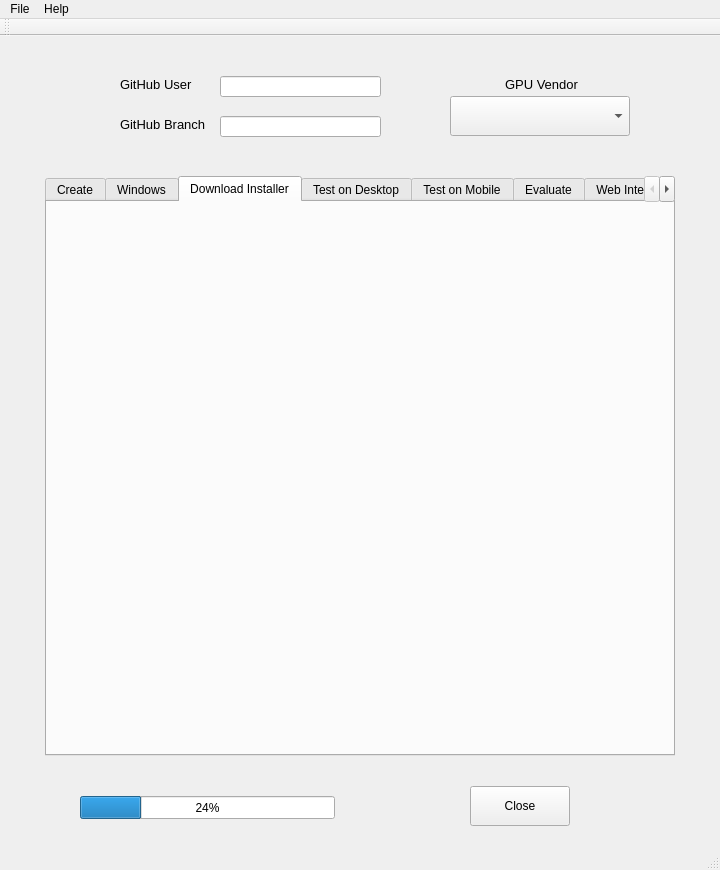
Old version of the form tools/nitpick/ui/Nitpick.ui in the repository NissimHadar/hifi.
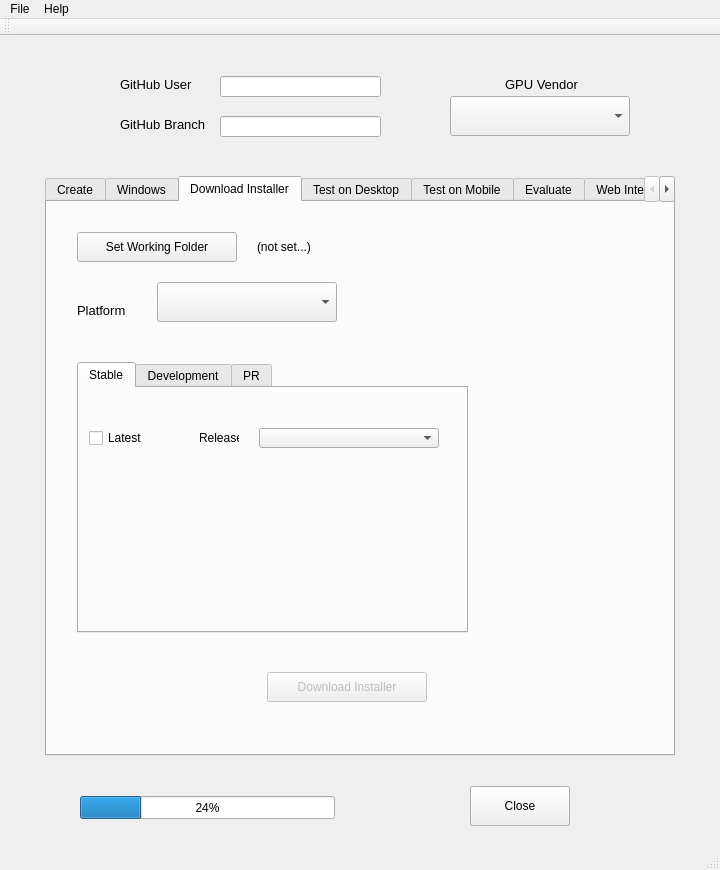
New version of the form. The open tabs and pages were chosen to show the change.

Patch:
```diff
--- a/tools/nitpick/ui/Nitpick.ui
+++ b/tools/nitpick/ui/Nitpick.ui
@@ -192,6 +192,219 @@
      <attribute name="title">
       <string>Download Installer</string>
      </attribute>
+     <widget class="QComboBox" name="platformComboBox">
+      <property name="geometry">
+       <rect>
+        <x>110</x>
+        <y>80</y>
+        <width>180</width>
+        <height>40</height>
+       </rect>
+      </property>
+      <property name="font">
+       <font>
+        <pointsize>14</pointsize>
+       </font>
+      </property>
+     </widget>
+     <widget class="QLabel" name="label_6">
+      <property name="geometry">
+       <rect>
+        <x>30</x>
+        <y>100</y>
+        <width>50</width>
+        <height>16</height>
+       </rect>
+      </property>
+      <property name="font">
+       <font>
+        <pointsize>10</pointsize>
+       </font>
+      </property>
+      <property name="text">
+       <string>Platform</string>
+      </property>
+     </widget>
+     <widget class="QTabWidget" name="tabWidget_2">
+      <property name="geometry">
+       <rect>
+        <x>30</x>
+        <y>160</y>
+        <width>391</width>
+        <height>271</height>
+       </rect>
+      </property>
+      <property name="currentIndex">
+       <number>0</number>
+      </property>
+      <widget class="QWidget" name="tab_7">
+       <attribute name="title">
+        <string>Stable</string>
+       </attribute>
+       <widget class="QCheckBox" name="latestStableCheckBox">
+        <property name="geometry">
+         <rect>
+          <x>10</x>
+          <y>40</y>
+          <width>70</width>
+          <height>20</height>
+         </rect>
+        </property>
+        <property name="text">
+         <string>Latest</string>
+        </property>
+       </widget>
+       <widget class="QLabel" name="workingFolderLabel_8">
+        <property name="geometry">
+         <rect>
+          <x>120</x>
+          <y>40</y>
+          <width>40</width>
+          <height>20</height>
+         </rect>
+        </property>
+        <property name="text">
+         <string>Release</string>
+        </property>
+       </widget>
+       <widget class="QComboBox" name="releaseComboBox">
+        <property name="geometry">
+         <rect>
+          <x>180</x>
+          <y>40</y>
+          <width>180</width>
+          <height>20</height>
+         </rect>
+        </property>
+        <property name="font">
+         <font>
+          <pointsize>14</pointsize>
+         </font>
+        </property>
+       </widget>
+      </widget>
+      <widget class="QWidget" name="tab_9">
+       <attribute name="title">
+        <string>Development</string>
+       </attribute>
+       <widget class="QComboBox" name="buildComboBox">
+        <property name="geometry">
+         <rect>
+          <x>180</x>
+          <y>40</y>
+          <width>180</width>
+          <height>20</height>
+         </rect>
+        </property>
+        <property name="font">
+         <font>
+          <pointsize>14</pointsize>
+         </font>
+        </property>
+       </widget>
+       <widget class="QCheckBox" name="latestBuildCheckBox">
+        <property name="geometry">
+         <rect>
+          <x>10</x>
+          <y>40</y>
+          <width>70</width>
+          <height>20</height>
+         </rect>
+        </property>
+        <property name="text">
+         <string>Latest</string>
+        </property>
+       </widget>
+       <widget class="QLabel" name="workingFolderLabel_9">
+        <property name="geometry">
+         <rect>
+          <x>120</x>
+          <y>40</y>
+          <width>40</width>
+          <height>20</height>
+         </rect>
+        </property>
+        <property name="text">
+         <string>Build</string>
+        </property>
+       </widget>
+      </widget>
+      <widget class="QWidget" name="tab_8">
+       <attribute name="title">
+        <string>PR</string>
+       </attribute>
+       <widget class="QComboBox" name="gpuVendorComboBox_4">
+        <property name="geometry">
+         <rect>
+          <x>80</x>
+          <y>40</y>
+          <width>180</width>
+          <height>20</height>
+         </rect>
+        </property>
+        <property name="font">
+         <font>
+          <pointsize>14</pointsize>
+         </font>
+        </property>
+       </widget>
+       <widget class="QLabel" name="workingFolderLabel_10">
+        <property name="geometry">
+         <rect>
+          <x>20</x>
+          <y>40</y>
+          <width>60</width>
+          <height>20</height>
+         </rect>
+        </property>
+        <property name="text">
+         <string>PR number</string>
+        </property>
+       </widget>
+      </widget>
+     </widget>
+     <widget class="QLabel" name="workingFolderRunOnDesktopLabel_2">
+      <property name="geometry">
+       <rect>
+        <x>210</x>
+        <y>30</y>
+        <width>320</width>
+        <height>30</height>
+       </rect>
+      </property>
+      <property name="text">
+       <string>(not set...)</string>
+      </property>
+     </widget>
+     <widget class="QPushButton" name="setWorkingFolderDownloadInstallerPushbutton">
+      <property name="geometry">
+       <rect>
+        <x>30</x>
+        <y>30</y>
+        <width>160</width>
+        <height>30</height>
+       </rect>
+      </property>
+      <property name="text">
+       <string>Set Working Folder</string>
+      </property>
+     </widget>
+     <widget class="QPushButton" name="downloadInstallerPushbutton">
+      <property name="enabled">
+       <bool>false</bool>
+      </property>
+      <property name="geometry">
+       <rect>
+        <x>220</x>
+        <y>470</y>
+        <width>160</width>
+        <height>30</height>
+       </rect>
+      </property>
+      <property name="text">
+       <string>Download Installer</string>
+      </property>
+     </widget>
     </widget>
     <widget class="QWidget" name="tab">
      <attribute name="title">
```
